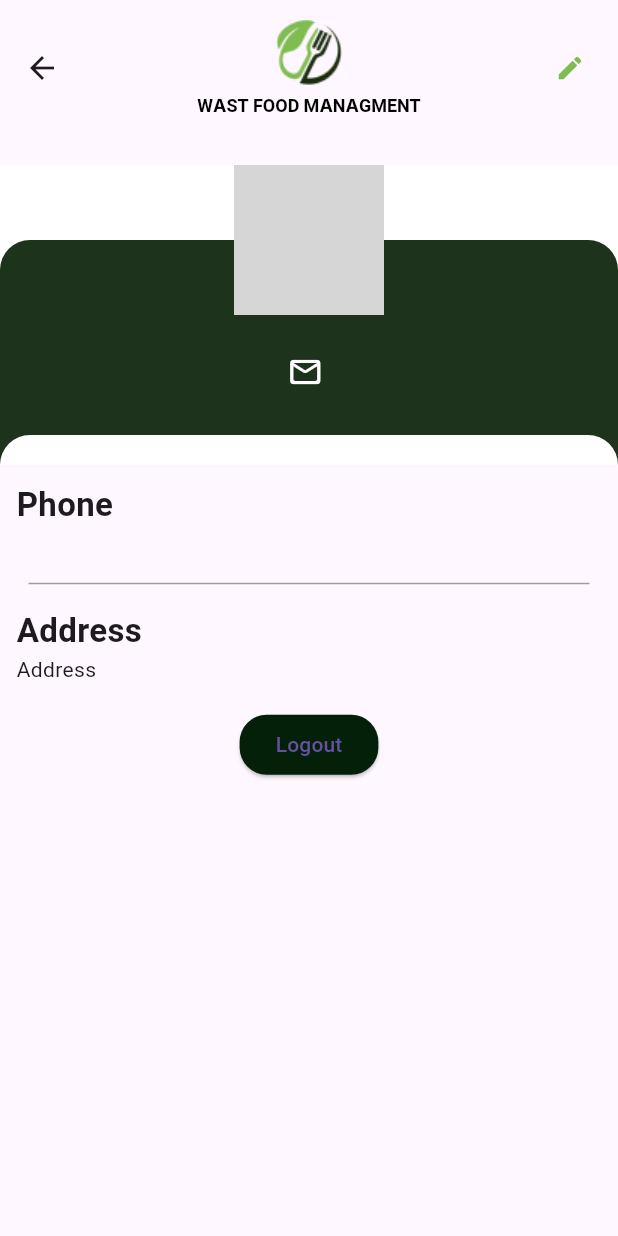
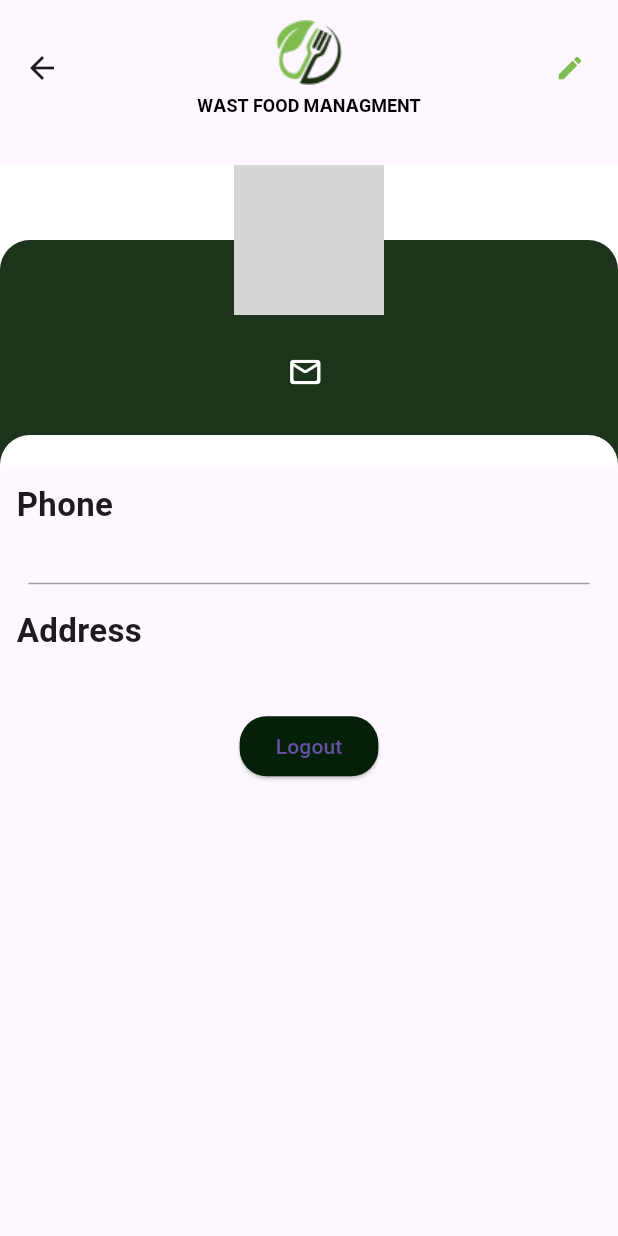
Before and after one commit to abdullahmad23/wfms, a Flutter app: the HotelProfile screen opened directly, on a phone screen of 412 x 824 dp. Run offline on Flutter 3.47's test engine with Material 3 defaults, Android fonts, the phone set to English and light mode, and no system bars; our stand-ins replace carousel_slider, cloud_firestore, curved_navigation_bar, firebase_auth, firebase_core, firebase_storage and 3 more; accounts and stored records are empty; network calls fail; grey boxes are pictures that could not be loaded.

Commit message:
address setupp

```diff
--- a/lib/Screens/Hotel/HotelProfile.dart
+++ b/lib/Screens/Hotel/HotelProfile.dart
@@ -19,8 +19,6 @@ class _HotelProfileState extends State<HotelProfile> {
   Map<String, dynamic> UserDetails = {};
   bool isLoading = true;
 
-
-
   @override
   void initState() {
     // TODO: implement initState
@@ -40,8 +38,6 @@ class _HotelProfileState extends State<HotelProfile> {
           UserDetails = userDetails.data()!;
           print(UserDetails);
           isLoading = false;
-
-
         });
       });
     } on FirebaseException catch (e) {
@@ -63,16 +59,20 @@ class _HotelProfileState extends State<HotelProfile> {
               elevation: 0,
               toolbarHeight: 90.0,
               titleTextStyle: TextStyle(fontSize: 12.01),
-
               title: AppLogo(),
               centerTitle: true,
               actions: [
                 TextButton(
-            onPressed: (){
-              Navigator.push(context, MaterialPageRoute(builder: (context)=> HotelProfileEdit()));
+                  onPressed: () {
+                    Navigator.push(
+                        context,
+                        MaterialPageRoute(
+                            builder: (context) => HotelProfileEdit()));
                   },
-            child: Icon(Icons.edit,size: 20.0,color: Color(0xff7FBD50),weight: 500),
-          ),],
+                  child: Icon(Icons.edit,
+                      size: 20.0, color: Color(0xff7FBD50), weight: 500),
+                ),
+              ],
             ),
             body: SafeArea(
               child: Column(
@@ -99,32 +99,42 @@ class _HotelProfileState extends State<HotelProfile> {
                                         topRight: Radius.circular(20)),
                                     color: Color(0xff1D331B),
                                   ),
-                            width: MediaQuery
-                                .of(context)
-                                .size
-                                .width,
+                                  width: MediaQuery.of(context).size.width,
                                   height: 150,
                                   child: Column(
                                     mainAxisAlignment: MainAxisAlignment.center,
-                              crossAxisAlignment: CrossAxisAlignment.center,
+                                    crossAxisAlignment:
+                                        CrossAxisAlignment.center,
                                     children: [
-                                Text(UserDetails['name'],
-                                  style: TextStyle(color: Colors.white,
+                                      Text(
+                                        UserDetails['name'],
+                                        style: TextStyle(
+                                            color: Colors.white,
                                             fontSize: 18,
-                                      fontWeight: FontWeight.w500),),
-                                Row(mainAxisAlignment: MainAxisAlignment.center,
+                                            fontWeight: FontWeight.w500),
+                                      ),
+                                      Row(
+                                        mainAxisAlignment:
+                                            MainAxisAlignment.center,
                                         children: [
-                                    Icon(Icons.mail_outline_rounded,
-                                      color: Colors.white,), SizedBox(width: 5,),
-                                    Text(UserDetails['email'],
-                                      style: TextStyle(color: Colors.white,
+                                          Icon(
+                                            Icons.mail_outline_rounded,
+                                            color: Colors.white,
+                                          ),
+                                          SizedBox(
+                                            width: 5,
+                                          ),
+                                          Text(
+                                            UserDetails['email'],
+                                            style: TextStyle(
+                                                color: Colors.white,
                                                 fontSize: 16,
-                                          fontWeight: FontWeight.w400),),
+                                                fontWeight: FontWeight.w400),
+                                          ),
                                         ],
                                       ),
                                     ],
                                   ),
-
                                 )),
                             Positioned(
                                 bottom: 0,
@@ -135,17 +145,11 @@ class _HotelProfileState extends State<HotelProfile> {
                                         topRight: Radius.circular(20)),
                                     color: Color.fromARGB(255, 255, 255, 255),
                                   ),
-                            width: MediaQuery
-                                .of(context)
-                                .size
-                                .width,
+                                  width: MediaQuery.of(context).size.width,
                                   height: 20,
                                 )),
                             Positioned(
-                        right: MediaQuery
-                            .of(context)
-                            .size
-                            .width / 2 - 50,
+                              right: MediaQuery.of(context).size.width / 2 - 50,
                               child: Container(
                                 height: 100,
                                 width: 100,
@@ -157,53 +161,55 @@ class _HotelProfileState extends State<HotelProfile> {
                             ),
                           ],
                         ),
-
                         Container(
                           padding: EdgeInsets.all(11),
                           child: Column(
                             mainAxisAlignment: MainAxisAlignment.spaceEvenly,
                             crossAxisAlignment: CrossAxisAlignment.start,
                             children: [
-                        Text('Phone', style: TextStyle(
-                            fontSize: 22, fontWeight: FontWeight.w600),),
+                              Text(
+                                'Phone',
+                                style: TextStyle(
+                                    fontSize: 22, fontWeight: FontWeight.w600),
+                              ),
                               Text(UserDetails['phone']),
-
                               Padding(
-                          padding:EdgeInsets.all(8.0),
+                                padding: EdgeInsets.all(8.0),
                                 child: Divider(color: Colors.grey),
                               ),
-
-                        Text('Address', style: TextStyle(
-                            fontSize: 22, fontWeight: FontWeight.w600),),
-                        Text("Address"),
-
-                        SizedBox(height:MediaQuery.of(context).size.height*0.02),
+                              Text(
+                                'Address',
+                                style: TextStyle(
+                                    fontSize: 22, fontWeight: FontWeight.w600),
+                              ),
+                              Text('${UserDetails['address']}'),
+                              SizedBox(
+                                  height: MediaQuery.of(context).size.height *
+                                      0.02),
                               Center(
-                          child: ElevatedButton(style: ButtonStyle(
-                              backgroundColor: MaterialStateProperty.all(
+                                child: ElevatedButton(
+                                    style: ButtonStyle(
+                                        backgroundColor:
+                                            MaterialStateProperty.all(
                                                 Color.fromARGB(255, 4, 32, 8)),
-                              shape: MaterialStateProperty.all<RoundedRectangleBorder>(
+                                        shape: MaterialStateProperty.all<
+                                                RoundedRectangleBorder>(
                                             RoundedRectangleBorder(
-                                    borderRadius: BorderRadius.circular(18.0),
-
-                                  )
-                              )
-                          ),
+                                          borderRadius:
+                                              BorderRadius.circular(18.0),
+                                        ))),
                                     onPressed: () {
-                                Navigator.push(context, MaterialPageRoute(
-                                    builder: (context) => SelectionScreen()));
+                                      Navigator.push(
+                                          context,
+                                          MaterialPageRoute(
+                                              builder: (context) =>
+                                                  SelectionScreen()));
                                     },
                                     child: Text('Logout')),
                               ),
-
                             ],
                           ),
                         ),
-
-
-
-
-
                       ],
                     ),
                   ),
@@ -212,7 +218,4 @@ class _HotelProfileState extends State<HotelProfile> {
             ),
           );
   }
-
-
-
 }
--- a/lib/Screens/Organization/OrganizationProfile.dart
+++ b/lib/Screens/Organization/OrganizationProfile.dart
@@ -188,7 +188,7 @@ class _OrganizationProfileState extends State<OrganizationProfile> {
                                       fontSize: 22,
                                       fontWeight: FontWeight.w600),
                                 ),
-                                const Text("Address"),
+                                Text('${UserDetails['address']}'),
                                 SizedBox(
                                     height: MediaQuery.of(context).size.height *
                                         0.2),
--- a/lib/Screens/Organization/OrganizationProfileEdit.dart
+++ b/lib/Screens/Organization/OrganizationProfileEdit.dart
@@ -62,6 +62,7 @@ class _OrganizationProfileEditState extends State<OrganizationProfileEdit> {
         FirebaseFirestore.instance.collection('users').doc(UserId).update({
           "name": _updateNameController.text,
           "phone": _updatePhoneNoController.text,
+          "address": _updateAddressController.text,
         }).then((value) {
           print('updated');
           EasyLoading.dismiss();
@@ -90,6 +91,7 @@ class _OrganizationProfileEditState extends State<OrganizationProfileEdit> {
 
           _updateNameController.text = UserDetails['name'];
           _updatePhoneNoController.text = UserDetails['phone'];
+          _updateAddressController.text = UserDetails['address'];
 
           isLoading = false;
         });
```
Also changed, not shown: lib/Screens/Hotel/ClientProfileEdit.dart (+28 -20 lines), lib/Screens/Organization/OrganizationHotelList.dart (+48 -26 lines). Lines whose indentation alone changed are shown as unchanged.
